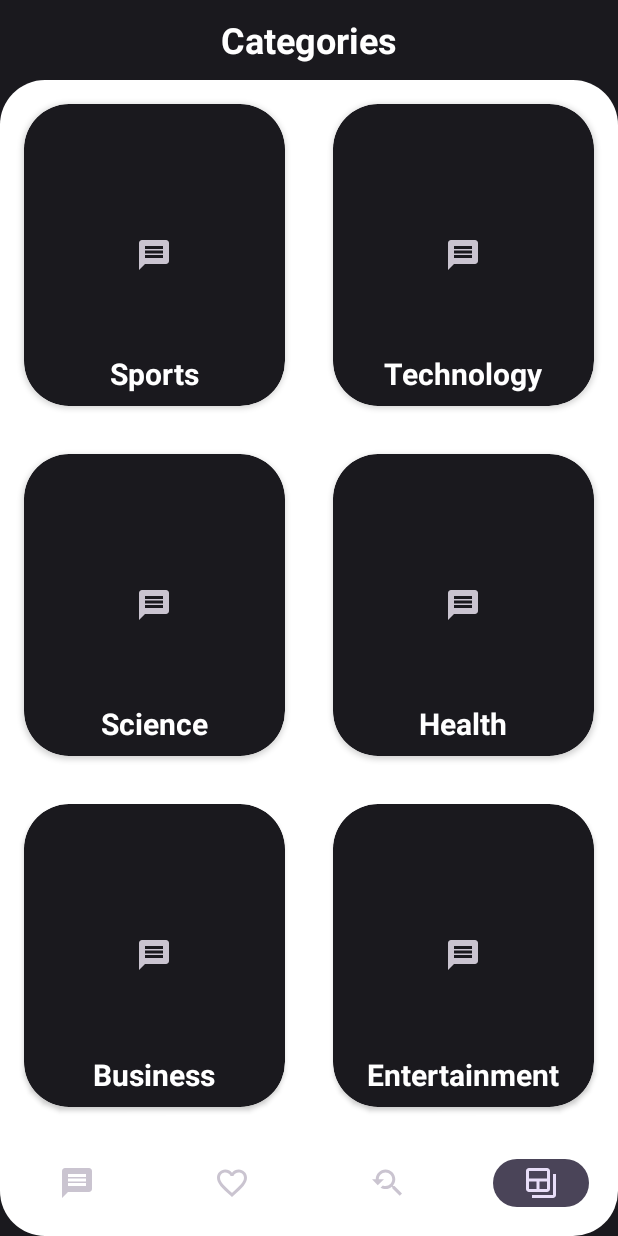
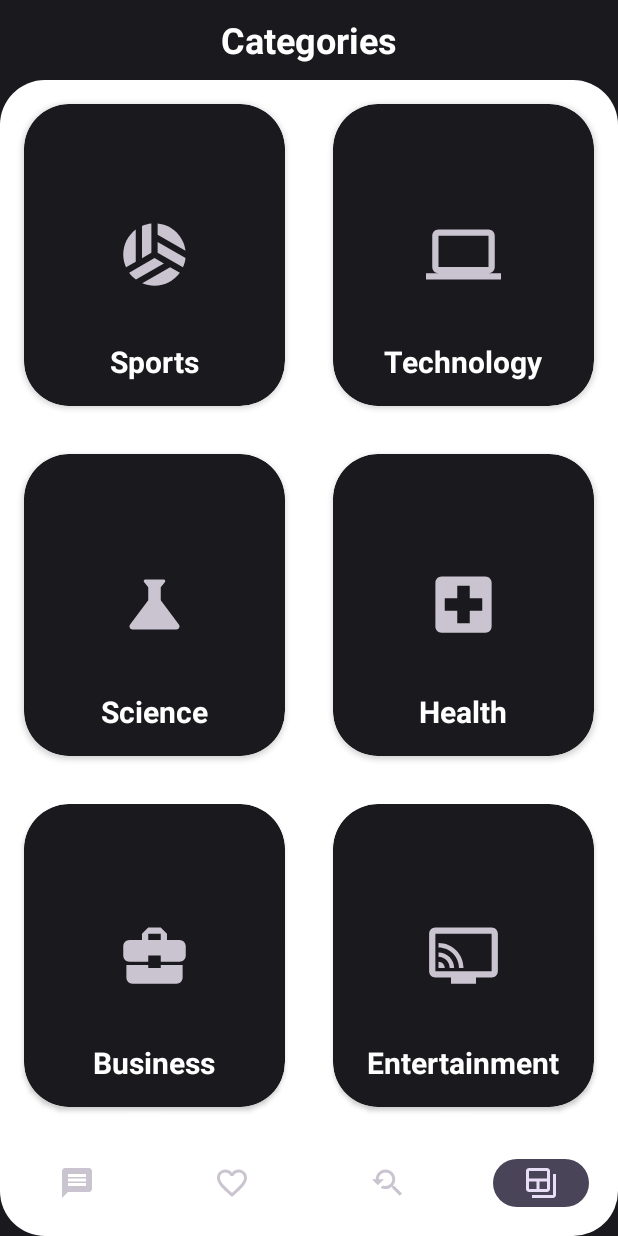
Before and after one commit to ImrulAnwar/NewsApi, an Android app: the CategoriesFragment screen opened through its navigation route, on a phone screen of 412 x 824 dp. Run offline under Robolectric (Android 15) with nearby library versions, the phone set to English and light mode, and no system bars; our stand-ins replace Room's generated code, navigation-ui; pictures from the network do not load.

Commit message:
Added categories function in the viewModel

```diff
--- a/app/src/main/java/com/example/newsapi/api/NewsAPI.kt
+++ b/app/src/main/java/com/example/newsapi/api/NewsAPI.kt
@@ -19,7 +19,7 @@ interface NewsAPI {
         ): Response<NewsResponse>
 
         @GET("v2/everything")
-        suspend fun searchForNews(
+        suspend fun getSearchNews(
                 @Query("q")
                 searchQuery: String,
                 @Query("page")
@@ -27,4 +27,13 @@ interface NewsAPI {
                 @Query("apiKey")
                 apiKey: String = API_KEY
         ): Response<NewsResponse>
+
+        suspend fun getCategorizedNews(
+                @Query("category")
+                category: String,
+                @Query("page")
+                pageNumber: Int = 1,
+                @Query("apiKey")
+                apiKey: String = API_KEY
+        ): Response<NewsResponse>
 }
--- a/app/src/main/java/com/example/newsapi/db/repositories/ArticleRepository.kt
+++ b/app/src/main/java/com/example/newsapi/db/repositories/ArticleRepository.kt
@@ -30,9 +30,13 @@ class ArticleRepository(private val db: ArticleDatabase) {
         }
 
         suspend fun getSearchNews(searchQuery: String, pageNumber: Int): Response<NewsResponse> {
-                return RetrofitInstance.api.searchForNews(
+                return RetrofitInstance.api.getSearchNews(
                         searchQuery = searchQuery,
                         pageNumber = pageNumber
                 )
         }
+
+        suspend fun getCategorizedNews(category: String): Response<NewsResponse> {
+                return RetrofitInstance.api.getCategorizedNews(category = category)
+        }
 }
--- a/app/src/main/java/com/example/newsapi/ui/ArticleViewModel.kt
+++ b/app/src/main/java/com/example/newsapi/ui/ArticleViewModel.kt
@@ -24,11 +24,14 @@ import java.io.IOException
 
 class ArticleViewModel(application: Application) : AndroidViewModel(application) {
         private val breakingNews: MutableLiveData<Resource<NewsResponse>> = MutableLiveData()
+        val searchNews: MutableLiveData<Resource<NewsResponse>> = MutableLiveData()
+        val categorizedNews: MutableLiveData<Resource<NewsResponse>> = MutableLiveData()
         var breakingNewsPage = 1
-        val searchNews: MutableLiveData<Resource<NewsResponse>> = MutableLiveData()
         var searchNewsPage = 1
+        var categorizedNewsPage = 1
         private var breakingNewsResponse: NewsResponse? = null
         var searchNewsResponse: NewsResponse? = null
+        var categorizedNewsResponse: NewsResponse? =null
 
         private val articleRepository: ArticleRepository =
                 ArticleRepository(ArticleDatabase.getDatabase(application))
@@ -64,40 +67,13 @@ class ArticleViewModel(application: Application) : AndroidViewModel(application)
                 return searchNews
         }
 
-
-        private fun handleBreakingNewsResponse(response: Response<NewsResponse>): Resource<NewsResponse> {
-                if (response.isSuccessful) {
-                        response.body()?.let { resultResponse ->
-                                breakingNewsPage++
-                                if (breakingNewsResponse == null) {
-                                        breakingNewsResponse = resultResponse
-                                } else {
-                                        val oldArticles = breakingNewsResponse?.articles
-                                        val newArticles = resultResponse.articles
-                                        oldArticles?.addAll(newArticles)
-                                }
-                                return Resource.Success(breakingNewsResponse ?: resultResponse)
-                        }
+        fun getCategorizedNews(category: String): MutableLiveData<Resource<NewsResponse>> {
+                viewModelScope.launch(Dispatchers.IO){
+                        safeCategorizedNewsCall(category)
                 }
-                return Resource.Error(response.message())
+                return categorizedNews
         }
 
-        private fun handleSearchNewsResponse(response: Response<NewsResponse>): Resource<NewsResponse> {
-                if (response.isSuccessful) {
-                        response.body()?.let { resultResponse ->
-                                searchNewsPage++
-                                if (searchNewsResponse == null) {
-                                        searchNewsResponse = resultResponse
-                                } else {
-                                        val oldArticles = searchNewsResponse?.articles
-                                        val newArticles = resultResponse.articles
-                                        oldArticles?.addAll(newArticles)
-                                }
-                                return Resource.Success(searchNewsResponse ?: resultResponse)
-                        }
-                }
-                return Resource.Error(response.message())
-        }
 
         fun shouldPaginate(
                 recyclerView: RecyclerView,
@@ -161,6 +137,7 @@ class ArticleViewModel(application: Application) : AndroidViewModel(application)
                         }
                 }
         }
+
         private suspend fun safeSearchNewsCall(searchQuery: String) {
                 // change searchNews, searchNewsPage, searchQuery
                 searchNews.postValue(Resource.Loading())
@@ -172,7 +149,6 @@ class ArticleViewModel(application: Application) : AndroidViewModel(application)
                                                 searchNewsPage
                                         )
                                 searchNews.postValue(handleSearchNewsResponse(response))
-                                searchNews.postValue(handleSearchNewsResponse(response))
                         } else {
                                 searchNews.postValue(Resource.Error("No Internet Connection"))
                         }
@@ -183,4 +159,72 @@ class ArticleViewModel(application: Application) : AndroidViewModel(application)
                         }
                 }
         }
+        private suspend fun safeCategorizedNewsCall(category: String) {
+                categorizedNews.postValue(Resource.Loading())
+                try {
+                        if (hasInternetConnection()) {
+                                val response =
+                                        articleRepository.getCategorizedNews(category = category)
+                                categorizedNews.postValue(handleCategorizedNewsResponse(response))
+                        } else {
+                                categorizedNews.postValue(Resource.Error("No Internet Connection"))
+                        }
+                }catch (t: Throwable) {
+                        when (t) {
+                                is IOException -> categorizedNews.postValue(Resource.Error("Network Failure"))
+                                else -> categorizedNews.postValue(Resource.Error("Conversion Error"))
+                        }
+                }
+        }
+
+        private fun handleCategorizedNewsResponse(response: Response<NewsResponse>): Resource<NewsResponse>? {
+                if (response.isSuccessful) {
+                        response.body()?.let { resultResponse->
+                                categorizedNewsPage++
+                                if (categorizedNewsResponse == null) {
+                                        categorizedNewsResponse = resultResponse
+                                } else {
+                                        val oldArticles  = categorizedNewsResponse?.articles
+                                        val newArticles = resultResponse.articles
+                                        oldArticles?.addAll(newArticles)
+                                }
+                                return  Resource.Success(categorizedNewsResponse?:resultResponse)
+                        }
+                }
+                return Resource.Error(response.message())
+        }
+
+        private fun handleBreakingNewsResponse(response: Response<NewsResponse>): Resource<NewsResponse> {
+                if (response.isSuccessful) {
+                        response.body()?.let { resultResponse ->
+                                breakingNewsPage++
+                                if (breakingNewsResponse == null) {
+                                        breakingNewsResponse = resultResponse
+                                } else {
+                                        val oldArticles = breakingNewsResponse?.articles
+                                        val newArticles = resultResponse.articles
+                                        oldArticles?.addAll(newArticles)
+                                }
+                                return Resource.Success(breakingNewsResponse ?: resultResponse)
+                        }
+                }
+                return Resource.Error(response.message())
+        }
+
+        private fun handleSearchNewsResponse(response: Response<NewsResponse>): Resource<NewsResponse> {
+                if (response.isSuccessful) {
+                        response.body()?.let { resultResponse ->
+                                searchNewsPage++
+                                if (searchNewsResponse == null) {
+                                        searchNewsResponse = resultResponse
+                                } else {
+                                        val oldArticles = searchNewsResponse?.articles
+                                        val newArticles = resultResponse.articles
+                                        oldArticles?.addAll(newArticles)
+                                }
+                                return Resource.Success(searchNewsResponse ?: resultResponse)
+                        }
+                }
+                return Resource.Error(response.message())
+        }
 }
--- /dev/null
+++ b/app/src/main/res/drawable/business.xml
@@ -0,0 +1,10 @@
+<vector xmlns:android="http://schemas.android.com/apk/res/android"
+    android:width="24dp"
+    android:height="24dp"
+    android:viewportWidth="24"
+    android:viewportHeight="24"
+    android:tint="?attr/colorControlNormal">
+  <path
+      android:fillColor="@android:color/white"
+      android:pathData="M10,16v-1L3.01,15L3,19c0,1.11 0.89,2 2,2h14c1.11,0 2,-0.89 2,-2v-4h-7v1h-4zM20,7h-4.01L15.99,5l-2,-2h-4l-2,2v2L4,7c-1.1,0 -2,0.9 -2,2v3c0,1.11 0.89,2 2,2h6v-2h4v2h6c1.1,0 2,-0.9 2,-2L22,9c0,-1.1 -0.9,-2 -2,-2zM14,7h-4L10,5h4v2z"/>
+</vector>
--- /dev/null
+++ b/app/src/main/res/drawable/entertainment.xml
@@ -0,0 +1,10 @@
+<vector xmlns:android="http://schemas.android.com/apk/res/android"
+    android:width="24dp"
+    android:height="24dp"
+    android:viewportWidth="24"
+    android:viewportHeight="24"
+    android:tint="?attr/colorControlNormal">
+  <path
+      android:fillColor="@android:color/white"
+      android:pathData="M21,3L3,3c-1.1,0 -2,0.9 -2,2v12c0,1.1 0.9,2 2,2h5v2h8v-2h5c1.1,0 1.99,-0.9 1.99,-2L23,5c0,-1.1 -0.9,-2 -2,-2zM21,17L3,17L3,5h18v12zM4,14v2h2c0,-1.11 -0.89,-2 -2,-2zM4,11v1.43c1.97,0 3.57,1.6 3.57,3.57L9,16c0,-2.76 -2.24,-5 -5,-5zM4,8v1.45c3.61,0 6.55,2.93 6.55,6.55L12,16c0,-4.42 -3.59,-8 -8,-8z"/>
+</vector>
--- /dev/null
+++ b/app/src/main/res/drawable/health.xml
@@ -0,0 +1,10 @@
+<vector xmlns:android="http://schemas.android.com/apk/res/android"
+    android:width="24dp"
+    android:height="24dp"
+    android:viewportWidth="24"
+    android:viewportHeight="24"
+    android:tint="?attr/colorControlNormal">
+  <path
+      android:fillColor="@android:color/white"
+      android:pathData="M19,3L5,3c-1.1,0 -1.99,0.9 -1.99,2L3,19c0,1.1 0.9,2 2,2h14c1.1,0 2,-0.9 2,-2L21,5c0,-1.1 -0.9,-2 -2,-2zM18,14h-4v4h-4v-4L6,14v-4h4L10,6h4v4h4v4z"/>
+</vector>
--- /dev/null
+++ b/app/src/main/res/drawable/science.xml
@@ -0,0 +1,10 @@
+<vector xmlns:android="http://schemas.android.com/apk/res/android"
+    android:width="24dp"
+    android:height="24dp"
+    android:viewportWidth="24"
+    android:viewportHeight="24"
+    android:tint="?attr/colorControlNormal">
+  <path
+      android:fillColor="@android:color/white"
+      android:pathData="M19.8,18.4L14,10.67V6.5l1.35,-1.69C15.61,4.48 15.38,4 14.96,4H9.04C8.62,4 8.39,4.48 8.65,4.81L10,6.5v4.17L4.2,18.4C3.71,19.06 4.18,20 5,20h14C19.82,20 20.29,19.06 19.8,18.4z"/>
+</vector>
--- /dev/null
+++ b/app/src/main/res/drawable/sports.xml
@@ -0,0 +1,25 @@
+<vector xmlns:android="http://schemas.android.com/apk/res/android"
+    android:width="24dp"
+    android:height="24dp"
+    android:viewportWidth="24"
+    android:viewportHeight="24"
+    android:tint="?attr/colorControlNormal">
+  <path
+      android:fillColor="@android:color/white"
+      android:pathData="M6,4.01C3.58,5.84 2,8.73 2,12c0,1.46 0.32,2.85 0.89,4.11L6,14.31V4.01z"/>
+  <path
+      android:fillColor="@android:color/white"
+      android:pathData="M11,11.42V2.05C9.94,2.16 8.93,2.43 8,2.84v10.32L11,11.42z"/>
+  <path
+      android:fillColor="@android:color/white"
+      android:pathData="M12,13.15l-8.11,4.68c0.61,0.84 1.34,1.59 2.18,2.2L15,14.89L12,13.15z"/>
+  <path
+      android:fillColor="@android:color/white"
+      android:pathData="M13,7.96v3.46l8.11,4.68c0.42,-0.93 0.7,-1.93 0.82,-2.98L13,7.96z"/>
+  <path
+      android:fillColor="@android:color/white"
+      android:pathData="M8.07,21.2C9.28,21.71 10.6,22 12,22c3.34,0 6.29,-1.65 8.11,-4.16L17,16.04L8.07,21.2z"/>
+  <path
+      android:fillColor="@android:color/white"
+      android:pathData="M21.92,10.81c-0.55,-4.63 -4.26,-8.3 -8.92,-8.76v3.6L21.92,10.81z"/>
+</vector>
--- /dev/null
+++ b/app/src/main/res/drawable/technology.xml
@@ -0,0 +1,10 @@
+<vector xmlns:android="http://schemas.android.com/apk/res/android"
+    android:width="24dp"
+    android:height="24dp"
+    android:viewportWidth="24"
+    android:viewportHeight="24"
+    android:tint="?attr/colorControlNormal">
+  <path
+      android:fillColor="@android:color/white"
+      android:pathData="M20,18c1.1,0 2,-0.9 2,-2V6c0,-1.1 -0.9,-2 -2,-2H4C2.9,4 2,4.9 2,6v10c0,1.1 0.9,2 2,2H0v2h24v-2H20zM4,6h16v10H4V6z"/>
+</vector>
--- a/app/src/main/res/layout/fragment_categories.xml
+++ b/app/src/main/res/layout/fragment_categories.xml
@@ -45,7 +45,8 @@
                     android:layout_weight="1"
                     android:layout_margin="16dp"
                     android:backgroundTint="#1A191E"
-                    app:cardCornerRadius="30dp">
+                    app:cardCornerRadius="30dp"
+                    tools:ignore="NestedWeights">
 
                 <TextView
                         android:text="@string/sports"
@@ -55,13 +56,14 @@
                         android:textStyle="bold"
                         android:textColor="@color/white"
                         android:textSize="20sp"
-                        android:layout_margin="8dp" />
+                        android:layout_margin="16dp" />
 
                 <ImageView
-                        android:src="@drawable/breaking_news"
-                        android:layout_width="wrap_content"
-                        android:layout_height="wrap_content"
-                        android:layout_gravity="center" />
+                        android:src="@drawable/sports"
+                        android:layout_width="50dp"
+                        android:layout_height="50dp"
+                        android:layout_gravity="center"
+                        android:contentDescription="@string/sports" />
             </androidx.cardview.widget.CardView>
 
             <androidx.cardview.widget.CardView
@@ -80,13 +82,14 @@
                         android:textStyle="bold"
                         android:textColor="@color/white"
                         android:textSize="20sp"
-                        android:layout_margin="8dp" />
+                        android:layout_margin="16dp" />
 
                 <ImageView
-                        android:src="@drawable/breaking_news"
-                        android:layout_width="wrap_content"
-                        android:layout_height="wrap_content"
-                        android:layout_gravity="center" />
+                        android:src="@drawable/technology"
+                        android:layout_width="50dp"
+                        android:layout_height="50dp"
+                        android:layout_gravity="center"
+                        android:contentDescription="@string/sports" />
             </androidx.cardview.widget.CardView>
 
         </LinearLayout>
@@ -103,7 +106,8 @@
                     android:layout_weight="1"
                     android:layout_margin="16dp"
                     android:backgroundTint="#1A191E"
-                    app:cardCornerRadius="30dp">
+                    app:cardCornerRadius="30dp"
+                    tools:ignore="NestedWeights">
 
                 <TextView
                         android:text="@string/science"
@@ -113,13 +117,14 @@
                         android:textStyle="bold"
                         android:textColor="@color/white"
                         android:textSize="20sp"
-                        android:layout_margin="8dp" />
+                        android:layout_margin="16dp" />
 
                 <ImageView
-                        android:src="@drawable/breaking_news"
-                        android:layout_width="wrap_content"
-                        android:layout_height="wrap_content"
-                        android:layout_gravity="center" />
+                        android:src="@drawable/science"
+                        android:layout_width="50dp"
+                        android:layout_height="50dp"
+                        android:layout_gravity="center"
+                        android:contentDescription="@string/sports" />
             </androidx.cardview.widget.CardView>
 
             <androidx.cardview.widget.CardView
@@ -138,13 +143,14 @@
                         android:textStyle="bold"
                         android:textColor="@color/white"
                         android:textSize="20sp"
-                        android:layout_margin="8dp" />
+                        android:layout_margin="16dp" />
 
                 <ImageView
-                        android:src="@drawable/breaking_news"
-                        android:layout_width="wrap_content"
-                        android:layout_height="wrap_content"
-                        android:layout_gravity="center" />
+                        android:src="@drawable/health"
+                        android:layout_width="50dp"
+                        android:layout_height="50dp"
+                        android:layout_gravity="center"
+                        android:contentDescription="@string/sports" />
             </androidx.cardview.widget.CardView>
 
         </LinearLayout>
@@ -161,7 +167,8 @@
                     android:layout_weight="1"
                     android:layout_margin="16dp"
                     android:backgroundTint="#1A191E"
-                    app:cardCornerRadius="30dp">
+                    app:cardCornerRadius="30dp"
+                    tools:ignore="NestedWeights">
 
                 <TextView
                         android:text="@string/business"
@@ -171,13 +178,14 @@
                         android:textStyle="bold"
                         android:textColor="@color/white"
                         android:textSize="20sp"
-                        android:layout_margin="8dp" />
+                        android:layout_margin="16dp" />
 
                 <ImageView
-                        android:src="@drawable/breaking_news"
-                        android:layout_width="wrap_content"
-                        android:layout_height="wrap_content"
-                        android:layout_gravity="center" />
+                        android:src="@drawable/business"
+                        android:layout_width="50dp"
+                        android:layout_height="50dp"
+                        android:layout_gravity="center"
+                        android:contentDescription="@string/sports" />
             </androidx.cardview.widget.CardView>
 
             <androidx.cardview.widget.CardView
@@ -196,13 +204,14 @@
                         android:textStyle="bold"
                         android:textColor="@color/white"
                         android:textSize="20sp"
-                        android:layout_margin="8dp" />
+                        android:layout_margin="16dp" />
 
                 <ImageView
-                        android:src="@drawable/breaking_news"
-                        android:layout_width="wrap_content"
-                        android:layout_height="wrap_content"
-                        android:layout_gravity="center" />
+                        android:src="@drawable/entertainment"
+                        android:layout_width="50dp"
+                        android:layout_height="50dp"
+                        android:layout_gravity="center"
+                        android:contentDescription="@string/sports" />
             </androidx.cardview.widget.CardView>
 
         </LinearLayout>
```
Also changed, not shown: 20 other files.
